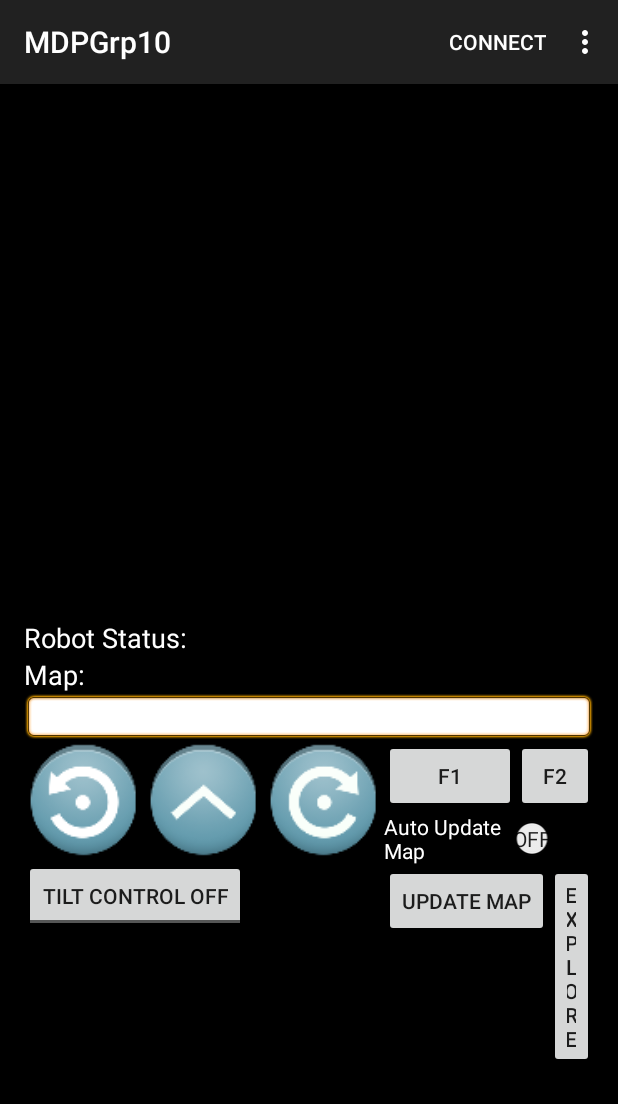
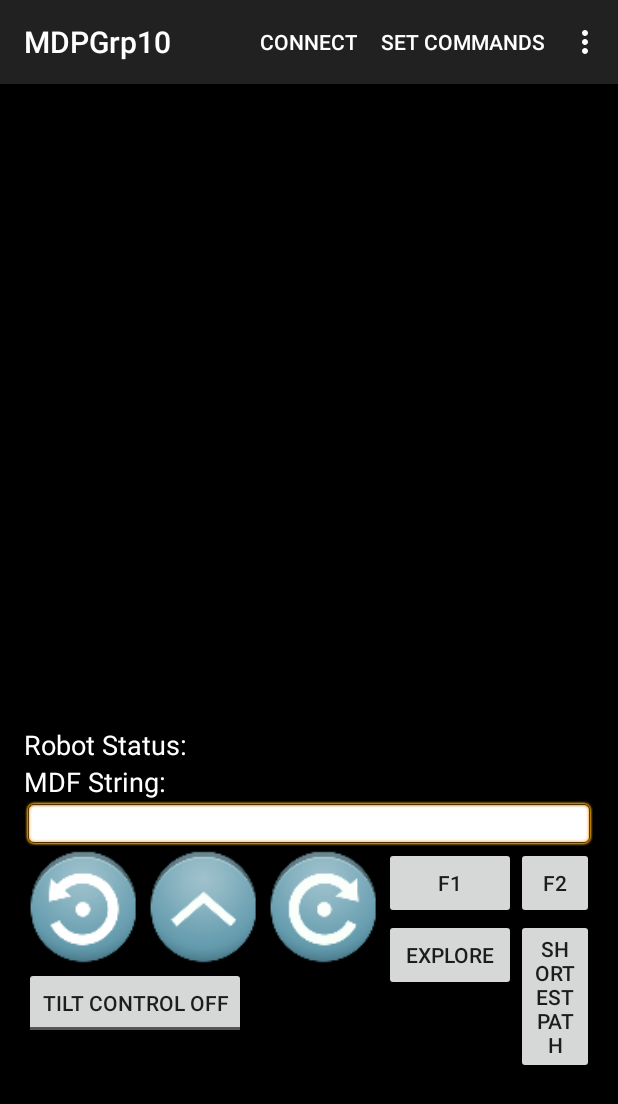
Before and after one commit to ivantwj/MDPGrp10_Android, an Android app: the screen it shows after launch (MainActivity), on a phone screen of 412 x 824 dp. Shown: the top 1104 px of the screen. Run offline under Robolectric (Android 15) with nearby library versions, the phone set to English and light mode, and no system bars.

Commit message:
updated againn

```diff
--- a/app/src/main/java/com/mdpgrp10/androidmobilecontrollermodule/RobotSettingActivity.java
+++ b/app/src/main/java/com/mdpgrp10/androidmobilecontrollermodule/RobotSettingActivity.java
@@ -97,7 +97,9 @@ public class RobotSettingActivity extends DialogFragment {
         }
 
         String firstMap = "GRID " + MAP_ROWS + " " + MAP_COLS + " " + posX + " " + posY + " " + headX + " " + headY + defaultMap.substring(18);
-        ((MainActivity)getActivity()).updateMap(firstMap, "nothing", false);
+        ((MainActivity)getActivity()).updateRobot(firstMap, "nothing");
+        ((MainActivity)getActivity()).MapQueue.add(firstMap);
+
         //((MainActivity)getActivity()).SendStartPos(posX, posY, sHead);
 
         Toast.makeText(getActivity(), "Robot set: " + firstMap, Toast.LENGTH_SHORT).show();
--- a/app/src/main/res/layout/activity_main.xml
+++ b/app/src/main/res/layout/activity_main.xml
@@ -46,7 +46,7 @@
             android:layout_width="wrap_content"
             android:layout_height="wrap_content"
             android:textAppearance="?android:attr/textAppearanceMedium"
-            android:text="Map:"
+            android:text="MDF String:"
             android:id="@+id/textViewMap"
             android:layout_below="@+id/RobotStatus"
             android:layout_alignParentLeft="true"
@@ -80,7 +80,8 @@
             android:background="@mipmap/anticlockwise"
             android:layout_below="@+id/editTextMap"
             android:layout_alignParentLeft="true"
-            android:layout_alignParentStart="true" />
+            android:layout_alignParentStart="true"
+            android:clickable="true" />
 
         <ImageButton
             android:layout_width="80dp"
@@ -89,7 +90,8 @@
             android:background="@mipmap/forward"
             android:layout_below="@+id/editTextMap"
             android:layout_toRightOf="@+id/imageButtonAnticlockwise"
-            android:layout_toEndOf="@+id/imageButtonAnticlockwise" />
+            android:layout_toEndOf="@+id/imageButtonAnticlockwise"
+            android:clickable="true" />
 
         <ImageButton
             android:layout_width="80dp"
@@ -98,7 +100,8 @@
             android:background="@mipmap/clockwise"
             android:layout_alignTop="@+id/imageButtonForward"
             android:layout_toRightOf="@+id/imageButtonForward"
-            android:layout_toEndOf="@+id/imageButtonForward" />
+            android:layout_toEndOf="@+id/imageButtonForward"
+            android:clickable="true" />
 
         <Button
             android:layout_width="wrap_content"
@@ -122,15 +125,15 @@
             android:layout_height="wrap_content"
             android:text="Explore"
             android:id="@+id/buttonExplore"
-            android:layout_below="@+id/switchAutoUpdateMap"
-            android:layout_toRightOf="@+id/buttonUpdate" />
+            android:layout_toRightOf="@+id/imageButtonClockwise"
+            android:layout_below="@+id/buttonF1"/>
 
         <Button
             android:layout_width="wrap_content"
             android:layout_height="wrap_content"
             android:text="Shortest Path"
             android:id="@+id/buttonShortestPath"
-            android:layout_below="@+id/switchAutoUpdateMap"
+            android:layout_below="@+id/buttonF2"
             android:layout_toRightOf="@+id/buttonExplore" />
 
         <Switch
@@ -141,16 +144,16 @@
             android:checked="false"
             android:showText="true"
             android:textColor="#ffffffff"
-            android:layout_below="@+id/buttonF1"
-            android:layout_toRightOf="@+id/imageButtonClockwise"/>
+            android:layout_below="@+id/editTextMap"
+            android:layout_toRightOf="@+id/buttonF2"/>
 
         <Button
             android:layout_width="wrap_content"
             android:layout_height="wrap_content"
             android:text="Update Map"
             android:id="@+id/buttonUpdate"
-            android:layout_toRightOf="@+id/imageButtonClockwise"
-            android:layout_below="@+id/switchAutoUpdateMap"/>
+            android:layout_below="@+id/buttonF2"
+            android:layout_toRightOf="@+id/buttonShortestPath"/>
     </RelativeLayout>
 
 </RelativeLayout>
--- a/app/src/main/res/menu/menu_main.xml
+++ b/app/src/main/res/menu/menu_main.xml
@@ -2,17 +2,15 @@
     xmlns:app="http://schemas.android.com/apk/res-auto"
     xmlns:tools="http://schemas.android.com/tools"
     tools:context="com.mdpgrp10.androidmobilecontrollermodule.MainActivity">
-    <item android:id="@+id/action_settings" android:title="@string/action_settings"
-        android:orderInCategory="100" app:showAsAction="never" />
-    <item android:id="@+id/action_discoverable" android:title="@string/action_discoverable"
+    <item android:id="@+id/action_discoverable" android:title="Set Discoverable"
         android:orderInCategory="100" app:showAsAction="never" />
     <item android:id="@+id/action_connectB"
         android:title="Connect"
         app:showAsAction="ifRoom"/>
     <item android:id="@+id/action_setCommands"
         android:title="Set Commands"
-        app:showAsAction="never"/>
+        app:showAsAction="ifRoom"/>
     <item android:id="@+id/action_setXy"
         android:title="Set Coordinates"
-        app:showAsAction="never"/>
+        app:showAsAction="ifRoom"/>
 </menu>
```
Also changed, not shown: app/src/main/java/com/mdpgrp10/androidmobilecontrollermodule/MainActivity.java (+56 -69 lines), app/src/main/java/com/mdpgrp10/androidmobilecontrollermodule/Maze.java (+9 -5 lines).
